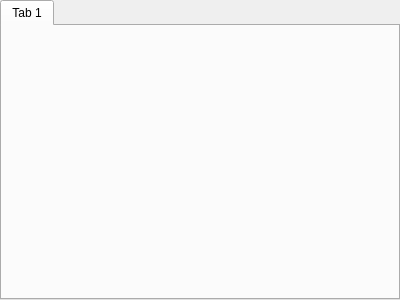
tiangaomingjing/ServoDriveTech, file Libs/Option/optplot.ui: the form before one commit.
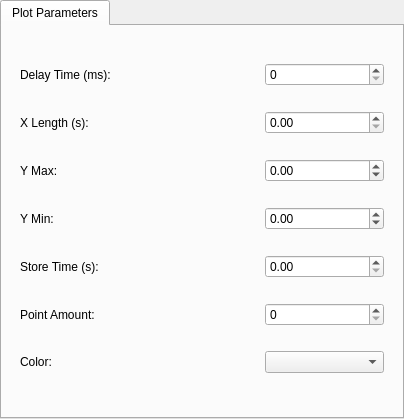
The form after the commit.

```diff
--- a/Libs/Option/optplot.ui
+++ b/Libs/Option/optplot.ui
@@ -6,8 +6,8 @@
    <rect>
     <x>0</x>
     <y>0</y>
-    <width>400</width>
-    <height>300</height>
+    <width>404</width>
+    <height>419</height>
    </rect>
   </property>
   <property name="windowTitle">
@@ -33,8 +33,116 @@
     <widget class="QTabWidget" name="tabWidget">
      <widget class="QWidget" name="tab">
       <attribute name="title">
-       <string>Tab 1</string>
+       <string>Plot Parameters</string>
       </attribute>
+      <layout class="QVBoxLayout" name="verticalLayout">
+       <item>
+        <widget class="QWidget" name="widget_plot" native="true">
+         <layout class="QGridLayout" name="gridLayout" columnstretch="2,1" columnminimumwidth="0,0">
+          <item row="0" column="0">
+           <widget class="QLabel" name="label_plotDelay">
+            <property name="text">
+             <string>Delay Time (ms):</string>
+            </property>
+           </widget>
+          </item>
+          <item row="0" column="1">
+           <widget class="QSpinBox" name="spinBox_plotDelay">
+            <property name="maximum">
+             <number>65535</number>
+            </property>
+           </widget>
+          </item>
+          <item row="1" column="0">
+           <widget class="QLabel" name="label_plotXLength">
+            <property name="text">
+             <string>X Length (s):</string>
+            </property>
+           </widget>
+          </item>
+          <item row="1" column="1">
+           <widget class="QDoubleSpinBox" name="doubleSpinBox_plotXLength">
+            <property name="maximum">
+             <double>10.000000000000000</double>
+            </property>
+           </widget>
+          </item>
+          <item row="2" column="0">
+           <widget class="QLabel" name="label_plotYMax">
+            <property name="text">
+             <string>Y Max:</string>
+            </property>
+           </widget>
+          </item>
+          <item row="2" column="1">
+           <widget class="QDoubleSpinBox" name="doubleSpinBox_ployYMax">
+            <property name="minimum">
+             <double>-18446744073709551616.000000000000000</double>
+            </property>
+            <property name="maximum">
+             <double>18446744073709551616.000000000000000</double>
+            </property>
+           </widget>
+          </item>
+          <item row="3" column="0">
+           <widget class="QLabel" name="label_plotYMin">
+            <property name="text">
+             <string>Y Min:</string>
+            </property>
+           </widget>
+          </item>
+          <item row="3" column="1">
+           <widget class="QDoubleSpinBox" name="doubleSpinBox_plotYMin">
+            <property name="minimum">
+             <double>-18446744073709551616.000000000000000</double>
+            </property>
+            <property name="maximum">
+             <double>18446744073709551616.000000000000000</double>
+            </property>
+           </widget>
+          </item>
+          <item row="4" column="0">
+           <widget class="QLabel" name="label_plotStore">
+            <property name="text">
+             <string>Store Time (s):</string>
+            </property>
+           </widget>
+          </item>
+          <item row="4" column="1">
+           <widget class="QDoubleSpinBox" name="doubleSpinBox_plotStore">
+            <property name="maximum">
+             <double>10.000000000000000</double>
+            </property>
+           </widget>
+          </item>
+          <item row="5" column="0">
+           <widget class="QLabel" name="label_plotPoint">
+            <property name="text">
+             <string>Point Amount:</string>
+            </property>
+           </widget>
+          </item>
+          <item row="5" column="1">
+           <widget class="QSpinBox" name="spinBox_plotPoint">
+            <property name="maximum">
+             <number>2000</number>
+            </property>
+           </widget>
+          </item>
+          <item row="6" column="0">
+           <widget class="QLabel" name="label_plotColor">
+            <property name="text">
+             <string>Color:</string>
+            </property>
+           </widget>
+          </item>
+          <item row="6" column="1">
+           <widget class="QComboBox" name="comboBox_plotColor"/>
+          </item>
+         </layout>
+        </widget>
+       </item>
+      </layout>
      </widget>
     </widget>
    </item>
```
